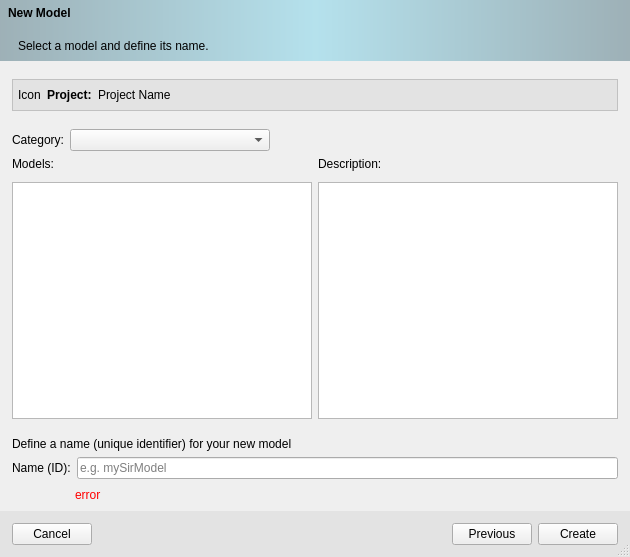
The window that src/newmodel.ui (ufopleds/DengueME) describes before a commit, drawn with Qt 5.
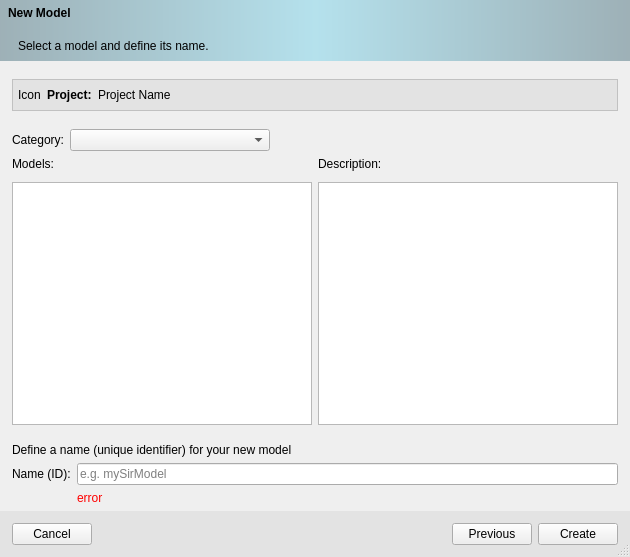
The same window after the commit. Icons and pictures are not drawn.

```diff
--- a/src/newmodel.ui
+++ b/src/newmodel.ui
@@ -609,14 +609,24 @@
         </layout>
        </item>
        <item>
-        <layout class="QHBoxLayout" name="ID">
+        <layout class="QGridLayout" name="gridLayout">
          <property name="leftMargin">
           <number>12</number>
          </property>
+         <property name="topMargin">
+          <number>0</number>
+         </property>
          <property name="rightMargin">
           <number>12</number>
          </property>
-         <item>
+         <item row="0" column="1">
+          <widget class="QLineEdit" name="idLineEdit">
+           <property name="placeholderText">
+            <string>e.g. mySirModel</string>
+           </property>
+          </widget>
+         </item>
+         <item row="0" column="0">
           <widget class="QLabel" name="idLabel">
            <property name="styleSheet">
             <string notr="true"/>
@@ -626,43 +636,7 @@
            </property>
           </widget>
          </item>
-         <item>
-          <widget class="QLineEdit" name="idLineEdit">
-           <property name="placeholderText">
-            <string>e.g. mySirModel</string>
-           </property>
-          </widget>
-         </item>
-        </layout>
-       </item>
-       <item>
-        <layout class="QHBoxLayout" name="error_layout">
-         <property name="leftMargin">
-          <number>12</number>
-         </property>
-         <property name="topMargin">
-          <number>0</number>
-         </property>
-         <property name="rightMargin">
-          <number>12</number>
-         </property>
-         <item>
-          <spacer name="horizontalSpacer_7">
-           <property name="orientation">
-            <enum>Qt::Horizontal</enum>
-           </property>
-           <property name="sizeType">
-            <enum>QSizePolicy::Fixed</enum>
-           </property>
-           <property name="sizeHint" stdset="0">
-            <size>
-             <width>63</width>
-             <height>20</height>
-            </size>
-           </property>
-          </spacer>
-         </item>
-         <item>
+         <item row="1" column="1">
           <widget class="QLabel" name="error_idLabel">
            <property name="styleSheet">
             <string notr="true">color: red;</string>
```
